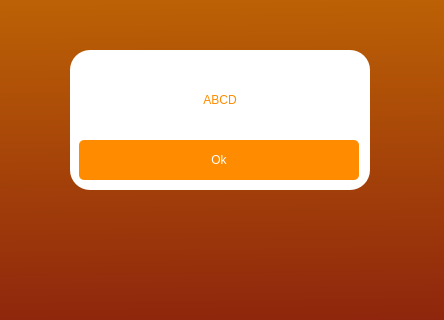
Qt form Project/ui/measurewidget.ui (IshanB7/Holistic-Health-Tracker-Simulator) before a commit; both pictures show x 0 to 444 and y 210 to 530 of the 444 by 671 pixel window.
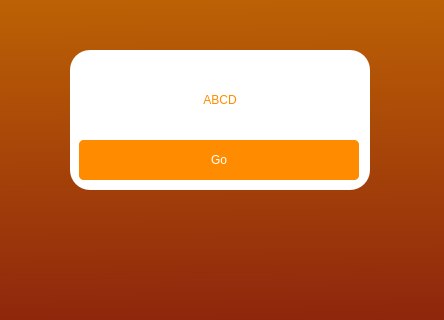
The same form after that commit.

Commit message: redirect to profiles tab when a profile does not exist

What changed in the file:
```diff
--- a/Project/ui/measurewidget.ui
+++ b/Project/ui/measurewidget.ui
@@ -89,6 +89,27 @@
        <string>Ok</string>
       </property>
      </widget>
+     <widget class="QPushButton" name="goButton">
+      <property name="geometry">
+       <rect>
+        <x>9</x>
+        <y>90</y>
+        <width>280</width>
+        <height>40</height>
+       </rect>
+      </property>
+      <property name="cursor">
+       <cursorShape>PointingHandCursor</cursorShape>
+      </property>
+      <property name="styleSheet">
+       <string notr="true">background-color: darkorange;
+border-radius: 5px;
+color: white;</string>
+      </property>
+      <property name="text">
+       <string>Go</string>
+      </property>
+     </widget>
     </widget>
    </widget>
    <widget class="QWidget" name="measurePage">
```
The commit also changes 2 other files.
